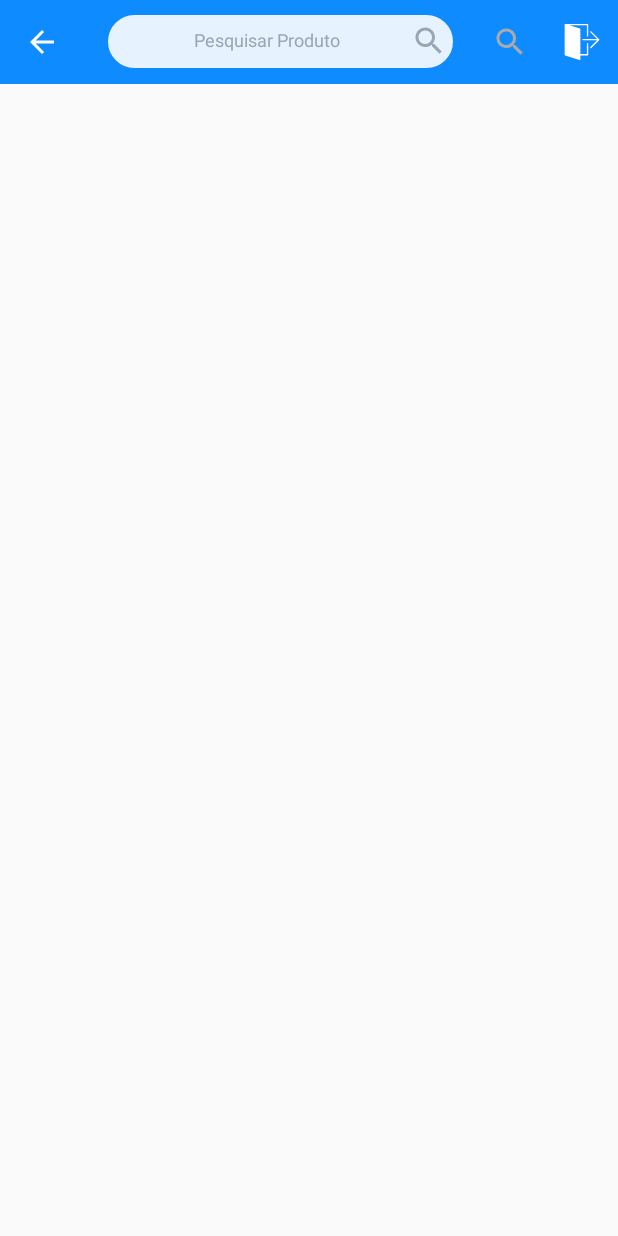
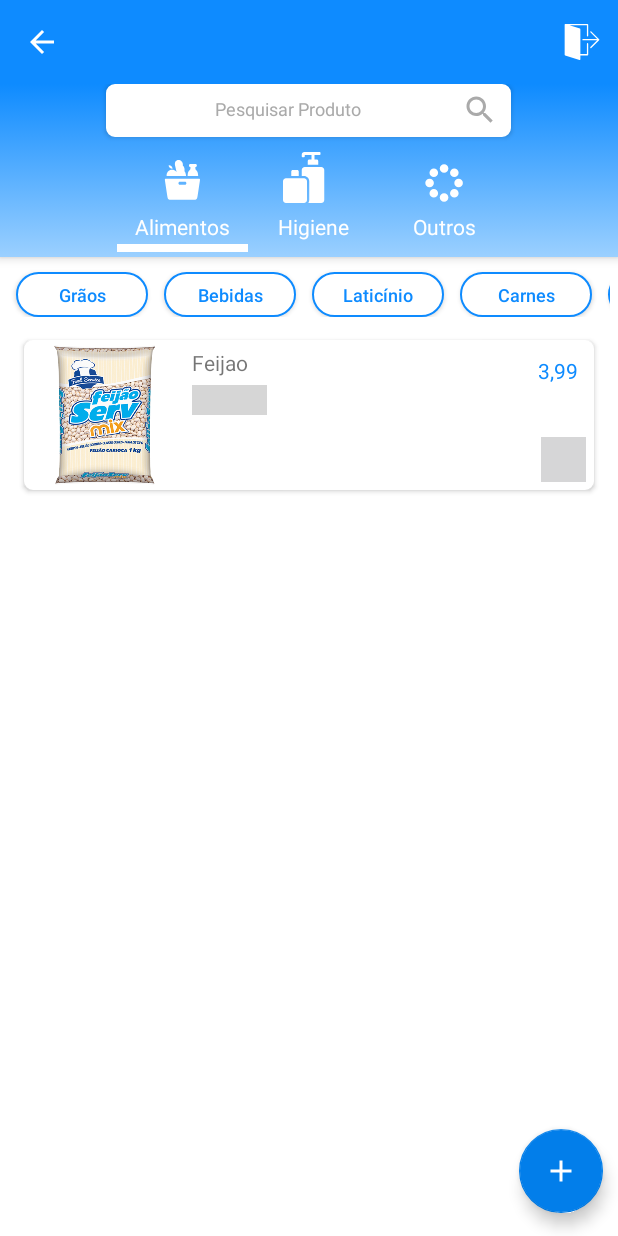
Before and after one commit to michellymenezes/pechincha, an Android app: the screen it shows after launch (MainActivity), on a phone screen of 412 x 824 dp. Run offline under Robolectric (Android 15) with nearby library versions, the phone set to English and light mode, and no system bars; libraries missing offline, so code that uses them is left out: com.facebook, com.facebook.login; grey boxes are pictures that could not be loaded.

Commit message:
ajustes na barra de pesquisa

```diff
--- a/app/src/main/java/com/projeto1/projeto1/fragments/AddProductFragment.java
+++ b/app/src/main/java/com/projeto1/projeto1/fragments/AddProductFragment.java
@@ -147,7 +147,6 @@ public class AddProductFragment extends Fragment {
 
     @Override
     public void onPrepareOptionsMenu(Menu menu) {
-        menu.findItem(R.id.menu_search).setVisible(false);
         super.onPrepareOptionsMenu(menu);
     }
 
--- a/app/src/main/res/drawable/ic_hygiene.xml
+++ b/app/src/main/res/drawable/ic_hygiene.xml
@@ -1,4 +1,4 @@
-<vector android:height="40dp" android:viewportHeight="90.0"
+<vector android:height="40dp" android:viewportHeight="80.0"
     android:viewportWidth="80.0" android:width="40dp" xmlns:android="http://schemas.android.com/apk/res/android">
     <path android:fillColor="@android:color/white" android:pathData="M33.74,68L33.74,68C34.54,66.87 35,65.49 35,64L35,39C35,35.13 31.88,32 28.01,32L25,32L25,24.01C25,21.8 26.79,20 29,20L51,20C53.21,20 55,21.8 55,24.01L55,63.99C55,66.2 53.21,68 51,68L33.74,68ZM0,39C0,36.8 1.79,35 3.99,35L28.01,35C30.22,35 32,36.79 32,39L32,64C32,66.2 30.21,68 28.01,68L3.99,68C1.78,68 0,66.21 0,64L0,39ZM42,10L45,10C46.1,10 47,10.9 47,12L47,17L33,17L33,12C33,10.9 33.9,10 35,10L38,10L38,4L29,4L29,6C29,6.56 28.55,7 27.99,7L26.01,7C25.44,7 25,6.56 25,6.01L25,3.5C25,1.56 26.56,0 28.49,0L48.99,0C49.55,0 50,0.45 50,1.01L50,2.99C50,3.56 49.55,4 49,4L42,4L42,10ZM11,32L11,26C11,24.9 11.9,24 13,24L19,24C20.1,24 21,24.9 21,26L21,32L11,32Z"/>
 </vector>
--- a/app/src/main/res/drawable/rounded_bg_text_input.xml
+++ b/app/src/main/res/drawable/rounded_bg_text_input.xml
@@ -6,7 +6,7 @@
     <stroke android:width="2px" android:color="@android:color/white"/>
 
     <corners
-        android:radius="20dp"
+        android:radius="5dp"
 
         />
 </shape>
--- a/app/src/main/res/layout/activity_main.xml
+++ b/app/src/main/res/layout/activity_main.xml
@@ -28,68 +28,6 @@
             android:background="?attr/colorPrimary"
             app:popupTheme="@style/AppTheme.PopupOverlay">
 
-            <!--<RelativeLayout-->
-                <!--android:alpha="0.9"-->
-                <!--android:layout_width="235dp"-->
-                <!--android:background="@drawable/rounded_bg_text_input"-->
-                <!--android:focusableInTouchMode="false"-->
-                <!--android:gravity="bottom"-->
-                <!--android:paddingLeft="5dp"-->
-                <!--android:layout_height="35dp"-->
-                <!--android:id="@+id/search_bar_container">-->
-<!---->
-                <!--<EditText-->
-                    <!--android:id="@+id/search_bar"-->
-                    <!--android:focusableInTouchMode="false"-->
-                    <!--android:drawableRight="@drawable/ic_search"-->
-                    <!--android:layout_width="230dp"-->
-                    <!--android:layout_height="35dp"-->
-                    <!--android:backgroundTint="@android:color/transparent"-->
-                    <!--android:hint="Pesquisar Produtos"-->
-                    <!--android:textColor="@android:color/darker_gray"-->
-                    <!--android:foregroundGravity="bottom"-->
-                    <!--android:textAlignment="center"-->
-                    <!--android:gravity="bottom"-->
-                    <!--android:layout_alignParentLeft="false"-->
-                    <!--android:imeOptions="actionSearch"-->
-                    <!--android:textSize="12dp"-->
-                    <!--android:text="Pesquisar Produto"-->
-                    <!--android:inputType="textCapWords"-->
-                    <!--/>-->
-<!---->
-            <!--</RelativeLayout>-->
-            <RelativeLayout
-                android:alpha="0.9"
-                android:layout_width="230dp"
-                android:background="@drawable/rounded_bg_text_input"
-                android:focusableInTouchMode="false"
-                android:gravity="bottom"
-                android:paddingLeft="5dp"
-                android:layout_height="35dp"
-                android:id="@+id/search_bar_container"
-                android:visibility="visible">
-
-                <EditText
-                    android:id="@+id/search_bar"
-                    android:focusableInTouchMode="false"
-                    android:drawableRight="@drawable/ic_search"
-                    android:layout_width="225dp"
-                    android:layout_height="35dp"
-                    android:backgroundTint="@android:color/transparent"
-                    android:hint="Pesquisar Produtos"
-                    android:textColor="@android:color/darker_gray"
-                    android:foregroundGravity="bottom"
-                    android:textAlignment="center"
-                    android:gravity="bottom"
-                    android:layout_alignParentLeft="false"
-                    android:imeOptions="actionSearch"
-                    android:textSize="12dp"
-                    android:text="Pesquisar Produto"
-                    android:inputType="textCapWords"
-                    />
-
-            </RelativeLayout>
-
             </android.support.v7.widget.Toolbar>
 
 
--- a/app/src/main/res/layout/fragment_main.xml
+++ b/app/src/main/res/layout/fragment_main.xml
@@ -1,8 +1,8 @@
 <FrameLayout xmlns:android="http://schemas.android.com/apk/res/android"
+    xmlns:app="http://schemas.android.com/apk/res-auto"
     xmlns:tools="http://schemas.android.com/tools"
     android:layout_width="match_parent"
     android:layout_height="match_parent"
-    xmlns:app="http://schemas.android.com/apk/res-auto"
     tools:context="com.projeto1.projeto1.fragments.MainFragment">
 
 
@@ -12,25 +12,68 @@
         android:layout_height="match_parent"
         android:background="@android:color/white"
         android:orientation="vertical">
+
+
+        <LinearLayout
+            android:layout_width="match_parent"
+            android:layout_height="wrap_content"
+            android:background="@drawable/background_gradient"
+            android:elevation="4dp"
+            android:gravity="center"
+            android:orientation="vertical">
+            <RelativeLayout
+                android:id="@+id/search_bar_container"
+                android:layout_width="270dp"
+                android:layout_height="35dp"
+                android:background="@drawable/rounded_bg_text_input"
+                android:elevation="2dp"
+                android:focusableInTouchMode="false"
+                android:gravity="bottom"
+                android:visibility="visible">
+
+                <EditText
+                    android:id="@+id/search_bar"
+                    android:layout_width="265dp"
+                    android:layout_height="35dp"
+                    android:layout_alignParentLeft="false"
+                    android:backgroundTint="@android:color/transparent"
+                    android:drawableRight="@drawable/ic_search"
+                    android:focusableInTouchMode="false"
+                    android:foregroundGravity="bottom"
+                    android:gravity="bottom"
+                    android:hint="Pesquisar Produtos"
+                    android:imeOptions="actionSearch"
+                    android:inputType="textCapWords"
+                    android:text="Pesquisar Produto"
+                    android:textAlignment="center"
+                    android:textColor="@android:color/darker_gray"
+                    android:textSize="12dp"
+                    />
+
+            </RelativeLayout>
             <android.support.design.widget.TabLayout
                 android:id="@+id/sliding_tabs"
                 android:layout_width="match_parent"
-            android:background="@drawable/background_gradient"
+                android:layout_height="80dp"
                 android:layout_gravity="center"
-            app:tabTextColor="@android:color/white"
                 android:elevation="4dp"
+                android:padding="3dp"
+                android:textAlignment="gravity"
+                android:visibility="visible"
+                app:tabGravity="center"
+                app:tabIndicatorColor="@android:color/white"
+                app:tabIndicatorHeight="5dp"
+                app:tabMode="fixed"
                 app:tabSelectedTextColor="@color/colorPrimary"
-            app:tabIndicatorColor="@android:color/white"
-            android:padding="3dp"
-            app:tabGravity="center"
-            app:tabIndicatorHeight="5dp"
-            android:textAlignment="gravity"
-            android:layout_height="80dp"
-            app:tabMode="fixed"
-            android:visibility="visible">
+                app:tabTextColor="@android:color/white">
 
 
             </android.support.design.widget.TabLayout>
+
+        </LinearLayout>
+
+
+
 
         <android.support.v4.view.ViewPager
             android:id="@+id/feed_pager"
@@ -44,11 +87,11 @@
         android:id="@+id/scan_fab"
         android:layout_width="wrap_content"
         android:layout_height="wrap_content"
+        android:layout_gravity="right|bottom"
         android:layout_marginBottom="15dp"
+        android:layout_marginRight="10dp"
         android:src="@drawable/ic_add"
-        android:layout_marginRight="10dp"
         app:backgroundTint="@color/colorPrimaryDark"
-        android:layout_gravity="right|bottom"
         />
 
 
--- a/app/src/main/res/menu/menu_main.xml
+++ b/app/src/main/res/menu/menu_main.xml
@@ -5,13 +5,13 @@
 
 
 
-    <item
-        android:id="@+id/menu_search"
-        android:icon="@drawable/ic_search"
-        android:queryBackground="@android:color/white"
-        app:actionViewClass="android.support.v7.widget.SearchView"
-        app:showAsAction="always|collapseActionView"
-        android:title="search" />
+    <!--<item-->
+        <!--android:id="@+id/menu_search"-->
+        <!--android:icon="@drawable/ic_search"-->
+        <!--android:queryBackground="@android:color/white"-->
+        <!--app:actionViewClass="android.support.v7.widget.SearchView"-->
+        <!--app:showAsAction="always|collapseActionView"-->
+        <!--android:title="search" />-->
 
     <item  android:id="@+id/logout_button"
         android:icon="@drawable/ic_logout"
```
Also changed, not shown: app/src/main/java/com/projeto1/projeto1/MainActivity.java (+6 -6 lines), app/src/main/res/drawable/background_gradient.xml (+1 -8 lines). Lines whose indentation alone changed are shown as unchanged.
